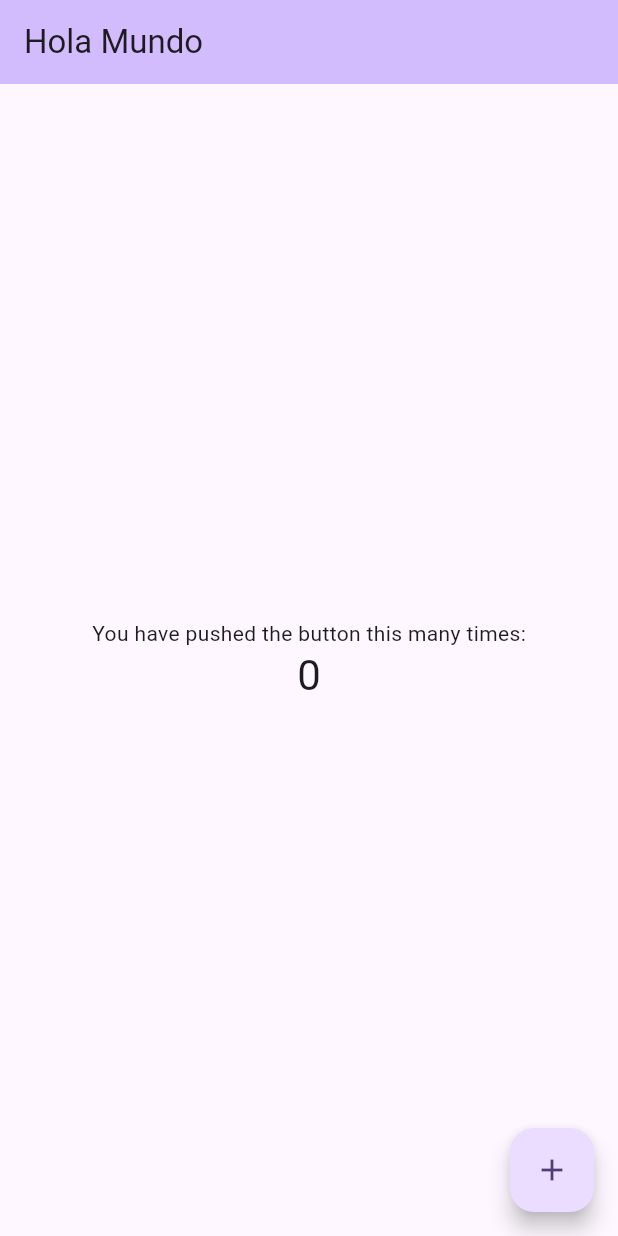
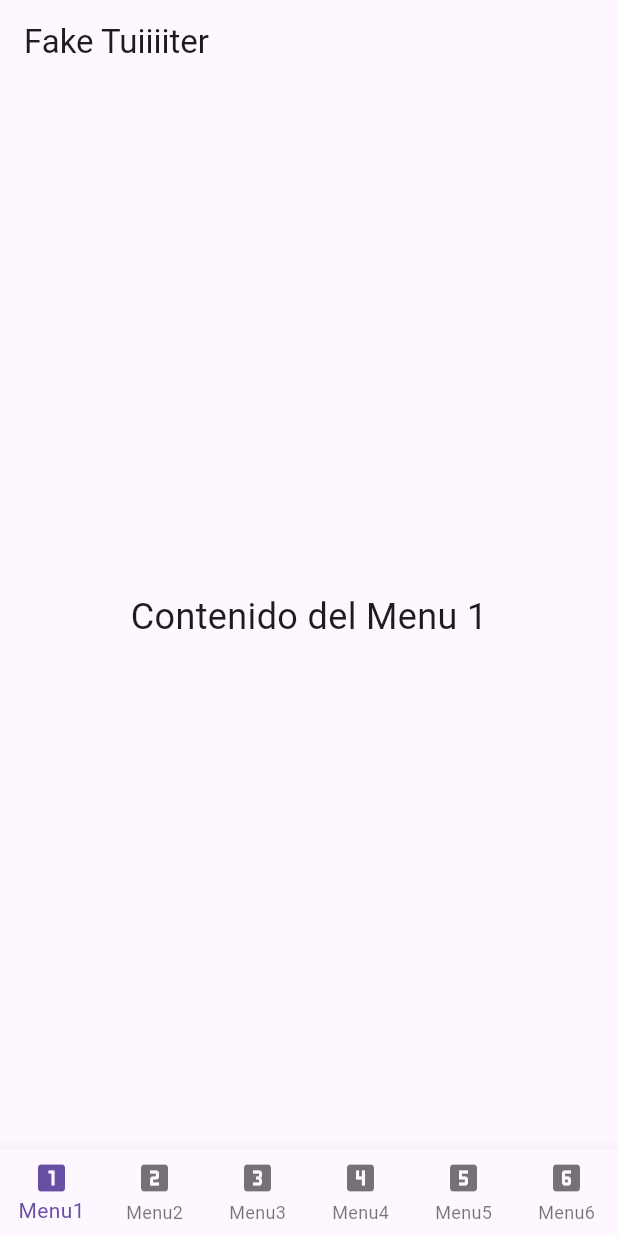
Before and after one commit to Naxoki/td2_comp_movil, a Flutter app: the screen it shows after launch, on a phone screen of 412 x 824 dp. Run offline on Flutter 3.47's test engine with Material 3 defaults, Android fonts, the phone set to English and light mode, and no system bars.

Commit message:
se creo pantalla principal, con 6 botones cada uno con su archivo independiente listo para modificar.

```diff
--- /dev/null
+++ b/lib/base_page.dart
@@ -0,0 +1,82 @@
+import 'package:flutter/material.dart';
+
+class BasePage extends StatelessWidget {
+  // Índice del menú seleccionado (del 0 al 5)
+  final int currentIndex;
+  // Contenido específico de la pantalla
+  final Widget body;
+
+  const BasePage({
+    Key? key,
+    required this.currentIndex,
+    required this.body,
+  }) : super(key: key);
+
+  // Función para gestionar la navegación cuando se toca un elemento del menú inferior.
+  void _onItemTapped(BuildContext context, int index) {
+    // Usamos Navigator.pushReplacementNamed para reemplazar la pantalla actual.
+    switch (index) {
+      case 0:
+        Navigator.pushReplacementNamed(context, '/menu1');
+        break;
+      case 1:
+        Navigator.pushReplacementNamed(context, '/menu2');
+        break;
+      case 2:
+        Navigator.pushReplacementNamed(context, '/menu3');
+        break;
+      case 3:
+        Navigator.pushReplacementNamed(context, '/menu4');
+        break;
+      case 4:
+        Navigator.pushReplacementNamed(context, '/menu5');
+        break;
+      case 5:
+        Navigator.pushReplacementNamed(context, '/menu6');
+        break;
+      default:
+        Navigator.pushReplacementNamed(context, '/menu1');
+    }
+  }
+
+  @override
+  Widget build(BuildContext context) {
+    return Scaffold(
+      appBar: AppBar(
+        title: const Text('Fake Tuiiiiter'), // aqui cambiamos el nombre de la app
+      ),
+      body: body,
+      bottomNavigationBar: BottomNavigationBar(
+        type: BottomNavigationBarType.fixed,
+        currentIndex: currentIndex,
+        onTap: (index) => _onItemTapped(context, index),
+        items: const <BottomNavigationBarItem>[
+          BottomNavigationBarItem(
+            icon: Icon(Icons.looks_one),
+            label: 'Menu1',
+          ),
+          BottomNavigationBarItem(
+            icon: Icon(Icons.looks_two),
+            label: 'Menu2',
+          ),
+          BottomNavigationBarItem(
+            icon: Icon(Icons.looks_3),
+            label: 'Menu3',
+          ),
+          BottomNavigationBarItem(
+            icon: Icon(Icons.looks_4),
+            label: 'Menu4',
+          ),
+          BottomNavigationBarItem(
+            icon: Icon(Icons.looks_5),
+            label: 'Menu5',
+          ),
+          BottomNavigationBarItem(
+            icon: Icon(Icons.looks_6),
+            label: 'Menu6',
+          ),
+        ],
+      ),
+    );
+  }
+}
--- a/lib/main.dart
+++ b/lib/main.dart
@@ -1,122 +1,33 @@
 import 'package:flutter/material.dart';
+// Importamos las pantallas de menú
+import 'menu1.dart';
+import 'menu2.dart';
+import 'menu3.dart';
+import 'menu4.dart';
+import 'menu5.dart';
+import 'menu6.dart';
 
 void main() {
   runApp(const MyApp());
 }
 
 class MyApp extends StatelessWidget {
-  const MyApp({super.key});
+  const MyApp({Key? key}) : super(key: key);
 
-  // This widget is the root of your application.
   @override
   Widget build(BuildContext context) {
     return MaterialApp(
-      title: 'Flutter Demo',
-      theme: ThemeData(
-        // This is the theme of your application.
-        //
-        // TRY THIS: Try running your application with "flutter run". You'll see
-        // the application has a purple toolbar. Then, without quitting the app,
-        // try changing the seedColor in the colorScheme below to Colors.green
-        // and then invoke "hot reload" (save your changes or press the "hot
-        // reload" button in a Flutter-supported IDE, or press "r" if you used
-        // the command line to start the app).
-        //
-        // Notice that the counter didn't reset back to zero; the application
-        // state is not lost during the reload. To reset the state, use hot
-        // restart instead.
-        //
-        // This works for code too, not just values: Most code changes can be
-        // tested with just a hot reload.
-        colorScheme: ColorScheme.fromSeed(seedColor: Colors.deepPurple),
-      ),
-      home: const MyHomePage(title: 'Hola Mundo'),
+      title: 'Fake Tuiiiiter',
+      // Esta es la pantalla inicial
+      initialRoute: '/menu1',
+      routes: {
+        '/menu1': (context) => const Menu1Page(),
+        '/menu2': (context) => const Menu2Page(),
+        '/menu3': (context) => const Menu3Page(),
+        '/menu4': (context) => const Menu4Page(),
+        '/menu5': (context) => const Menu5Page(),
+        '/menu6': (context) => const Menu6Page(),
+      },
     );
   }
 }
-
-class MyHomePage extends StatefulWidget {
-  const MyHomePage({super.key, required this.title});
-
-  // This widget is the home page of your application. It is stateful, meaning
-  // that it has a State object (defined below) that contains fields that affect
-  // how it looks.
-
-  // This class is the configuration for the state. It holds the values (in this
-  // case the title) provided by the parent (in this case the App widget) and
-  // used by the build method of the State. Fields in a Widget subclass are
-  // always marked "final".
-
-  final String title;
-
-  @override
-  State<MyHomePage> createState() => _MyHomePageState();
-}
-
-class _MyHomePageState extends State<MyHomePage> {
-  int _counter = 0;
-
-  void _incrementCounter() {
-    setState(() {
-      // This call to setState tells the Flutter framework that something has
-      // changed in this State, which causes it to rerun the build method below
-      // so that the display can reflect the updated values. If we changed
-      // _counter without calling setState(), then the build method would not be
-      // called again, and so nothing would appear to happen.
-      _counter++;
-    });
-  }
-
-  @override
-  Widget build(BuildContext context) {
-    // This method is rerun every time setState is called, for instance as done
-    // by the _incrementCounter method above.
-    //
-    // The Flutter framework has been optimized to make rerunning build methods
-    // fast, so that you can just rebuild anything that needs updating rather
-    // than having to individually change instances of widgets.
-    return Scaffold(
-      appBar: AppBar(
-        // TRY THIS: Try changing the color here to a specific color (to
-        // Colors.amber, perhaps?) and trigger a hot reload to see the AppBar
-        // change color while the other colors stay the same.
-        backgroundColor: Theme.of(context).colorScheme.inversePrimary,
-        // Here we take the value from the MyHomePage object that was created by
-        // the App.build method, and use it to set our appbar title.
-        title: Text(widget.title),
-      ),
-      body: Center(
-        // Center is a layout widget. It takes a single child and positions it
-        // in the middle of the parent.
-        child: Column(
-          // Column is also a layout widget. It takes a list of children and
-          // arranges them vertically. By default, it sizes itself to fit its
-          // children horizontally, and tries to be as tall as its parent.
-          //
-          // Column has various properties to control how it sizes itself and
-          // how it positions its children. Here we use mainAxisAlignment to
-          // center the children vertically; the main axis here is the vertical
-          // axis because Columns are vertical (the cross axis would be
-          // horizontal).
-          //
-          // TRY THIS: Invoke "debug painting" (choose the "Toggle Debug Paint"
-          // action in the IDE, or press "p" in the console), to see the
-          // wireframe for each widget.
-          mainAxisAlignment: MainAxisAlignment.center,
-          children: <Widget>[
-            const Text('You have pushed the button this many times:'),
-            Text(
-              '$_counter',
-              style: Theme.of(context).textTheme.headlineMedium,
-            ),
-          ],
-        ),
-      ),
-      floatingActionButton: FloatingActionButton(
-        onPressed: _incrementCounter,
-        tooltip: 'Increment',
-        child: const Icon(Icons.add),
-      ), // This trailing comma makes auto-formatting nicer for build methods.
-    );
-  }
-}
--- /dev/null
+++ b/lib/menu1.dart
@@ -0,0 +1,19 @@
+import 'package:flutter/material.dart';
+import 'base_page.dart';
+
+class Menu1Page extends StatelessWidget {
+  const Menu1Page({Key? key}) : super(key: key);
+
+  @override
+  Widget build(BuildContext context) {
+    return BasePage(
+      currentIndex: 0, // Indica que Menu1 está seleccionado.
+      body: const Center(
+        child: Text(
+          'Contenido del Menu 1',
+          style: TextStyle(fontSize: 24),
+        ),
+      ),
+    );
+  }
+}
```
Also changed, not shown: lib/menu2.dart (added, +19 -0 lines), lib/menu3.dart (added, +19 -0 lines), lib/menu4.dart (added, +19 -0 lines), lib/menu5.dart (added, +19 -0 lines), lib/menu6.dart (added, +19 -0 lines).
